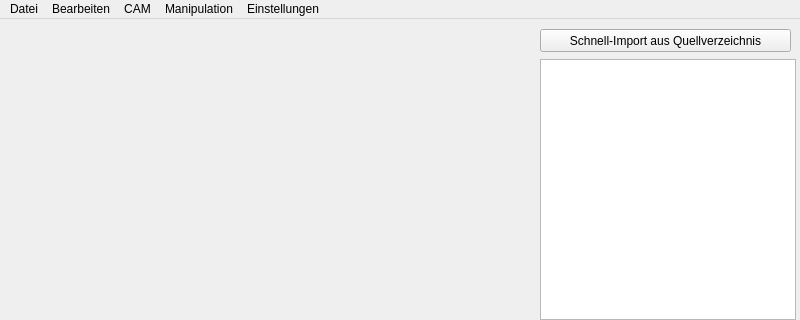
This is mainwindow.ui in TischlerWilly/simson as Qt 5 draws it before an edit; both pictures show x 0 to 800 and y 0 to 320 of the 800 by 600 pixel window. The edited form follows.
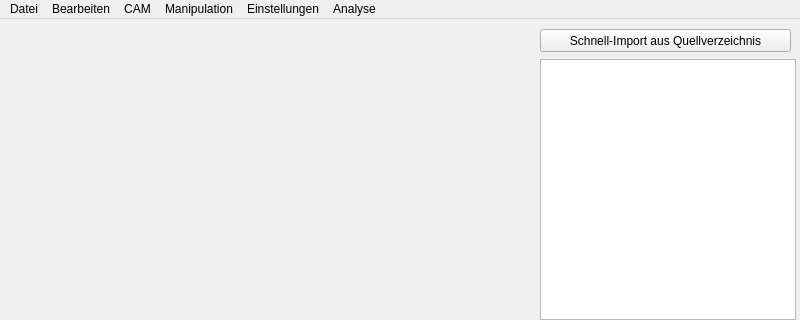
This is the edited form.

Diff of the .ui file:
```diff
--- a/mainwindow.ui
+++ b/mainwindow.ui
@@ -151,11 +151,18 @@
     <addaction name="actionVerschieben"/>
     <addaction name="actionSchnellaenderung"/>
    </widget>
+   <widget class="QMenu" name="menuAnalyse">
+    <property name="title">
+     <string>Analyse</string>
+    </property>
+    <addaction name="actionListWidget_Leitlinien_Fkon"/>
+   </widget>
    <addaction name="menuDatei"/>
    <addaction name="menuBearbeitungen"/>
    <addaction name="menuCAM"/>
    <addaction name="menuManipulation"/>
    <addaction name="menuEinstellungen"/>
+   <addaction name="menuAnalyse"/>
   </widget>
   <widget class="QStatusBar" name="statusbar"/>
   <action name="action_oeffnen">
```
Left out of the diff: 11 changed lines with no effect on the pictures.
